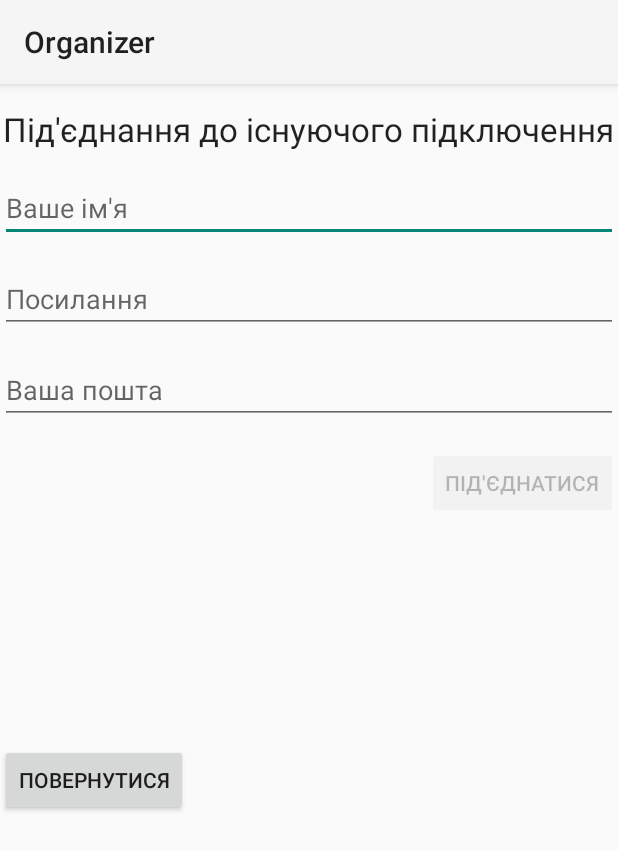
After one commit to KotDerTar/ProANN, an Android app: the ExistConnectionActivity screen opened directly, with no data from a screen before it, on a phone screen of 412 x 824 dp. The commit adds this screen. Shown: the top 850 px of the screen. Run offline under Robolectric (Android 15) with nearby library versions, the phone set to English and light mode, and no system bars.

Commit message:
exist connection button

```diff
--- a/Organizer/app/src/main/AndroidManifest.xml
+++ b/Organizer/app/src/main/AndroidManifest.xml
@@ -16,6 +16,10 @@
                 <category android:name="android.intent.category.LAUNCHER" />
             </intent-filter>
         </activity>
+        <activity android:name=".ExistConnectionActivity">
+
+        </activity>
+
     </application>
 
 </manifest>
--- /dev/null
+++ b/Organizer/app/src/main/java/com/example/marko_polo/organizer/ExistConnectionActivity.java
@@ -0,0 +1,49 @@
+package com.example.marko_polo.organizer;
+
+import android.app.Activity;
+import android.content.Intent;
+import android.os.Bundle;
+import android.text.Editable;
+import android.text.TextWatcher;
+import android.view.View;
+import android.widget.Button;
+import android.widget.EditText;
+
+
+public class ExistConnectionActivity extends Activity {
+
+    EditText nameTxt, linkTxt, emailTxt;
+
+    @Override
+    protected void onCreate(Bundle savedInstanceState) {
+        super.onCreate(savedInstanceState);
+        setContentView(R.layout.activity_exist_connection);
+
+        nameTxt = (EditText) findViewById(R.id.txtName);
+        linkTxt = (EditText) findViewById(R.id.txtLink);
+        emailTxt = (EditText) findViewById(R.id.txtEmail);
+        final Button makeExistConnectionBtn = (Button) findViewById(R.id.btnMakeExistConnection);
+
+        nameTxt.addTextChangedListener(new TextWatcher() {
+            @Override
+            public void beforeTextChanged(CharSequence s, int start, int count, int after) {
+
+            }
+
+            @Override
+            public void onTextChanged(CharSequence s, int start, int before, int count) {
+                makeExistConnectionBtn.setEnabled(!nameTxt.getText().toString().trim().isEmpty());
+            }
+
+            @Override
+            public void afterTextChanged(Editable s) {
+
+            }
+        });
+    }
+
+    public void goBackToMyActivity (View v) {
+        Intent intent = new Intent(this, MyActivity.class);
+        startActivity(intent);
+    }
+}
--- a/Organizer/app/src/main/java/com/example/marko_polo/organizer/MyActivity.java
+++ b/Organizer/app/src/main/java/com/example/marko_polo/organizer/MyActivity.java
@@ -1,9 +1,11 @@
 package com.example.marko_polo.organizer;
 
 import android.app.Activity;
+import android.content.Intent;
 import android.os.Bundle;
 import android.view.Menu;
 import android.view.MenuItem;
+import android.view.View;
 
 
 public class MyActivity extends Activity {
@@ -33,4 +35,9 @@ public class MyActivity extends Activity {
         }
         return super.onOptionsItemSelected(item);
     }
+
+    public void goToExistConnectionActivity (View v) {
+        Intent intent = new Intent(this, ExistConnectionActivity.class);
+        startActivity(intent);
+    }
 }
--- /dev/null
+++ b/Organizer/app/src/main/res/layout/activity_exist_connection.xml
@@ -0,0 +1,57 @@
+<?xml version="1.0" encoding="utf-8"?>
+
+<LinearLayout xmlns:android="http://schemas.android.com/apk/res/android"
+    android:orientation="vertical" android:layout_width="fill_parent"
+    android:layout_height="match_parent">
+
+    <TextView
+        android:layout_width="wrap_content"
+        android:layout_height="wrap_content"
+        android:textAppearance="?android:attr/textAppearanceLarge"
+        android:id="@+id/textView"
+        android:layout_gravity="center_horizontal"
+        android:text="Під'єднання до існуючого підключення"
+        android:layout_marginTop="15dp" />
+
+    <EditText
+        android:layout_width="match_parent"
+        android:layout_height="wrap_content"
+        android:inputType="textPersonName"
+        android:ems="10"
+        android:id="@+id/txtName"
+        android:layout_marginTop="15dp"
+        android:hint="Ваше ім'я" />
+
+    <EditText
+        android:layout_width="match_parent"
+        android:layout_height="wrap_content"
+        android:id="@+id/txtLink"
+        android:layout_marginTop="15dp"
+        android:hint="Посилання" />
+
+    <EditText
+        android:layout_width="match_parent"
+        android:layout_height="wrap_content"
+        android:inputType="textEmailAddress"
+        android:ems="10"
+        android:id="@+id/txtEmail"
+        android:layout_marginTop="15dp"
+        android:hint="Ваша пошта" />
+
+    <Button
+        android:layout_width="wrap_content"
+        android:layout_height="wrap_content"
+        android:text="Під'єднатися"
+        android:id="@+id/btnMakeExistConnection"
+        android:layout_gravity="right"
+        android:layout_marginTop="15dp"
+        android:enabled="false" />
+
+    <Button
+        android:layout_width="wrap_content"
+        android:layout_height="wrap_content"
+        android:text="Повернутися"
+        android:id="@+id/btnBackToMyActivity"
+        android:layout_marginTop="150dp"
+        android:onClick="goBackToMyActivity" />
+</LinearLayout>
--- a/Organizer/app/src/main/res/layout/activity_my.xml
+++ b/Organizer/app/src/main/res/layout/activity_my.xml
@@ -6,18 +6,21 @@
     android:weightSum="1">
 
     <Button
-        android:layout_width="247dp"
+        android:layout_width="fill_parent"
         android:layout_height="wrap_content"
         android:text="СТВОРИТИ НОВУ СЕСІЮ"
         android:id="@+id/button2"
         android:layout_marginLeft="60dp"
-        android:layout_marginTop="120dp" />
+        android:layout_marginTop="120dp"
+        android:layout_marginRight="60dp" />
 
     <Button
-        android:layout_width="234dp"
+        android:layout_width="fill_parent"
         android:layout_height="wrap_content"
         android:text="ПІД'ЄДНАТИСЬ ДО ІСНУЮЧОЇ СЕСІЇ"
-        android:id="@+id/button4"
+        android:id="@+id/btnBackToMyActivity"
         android:layout_marginLeft="65dp"
-        android:layout_marginTop="70dp" />
+        android:layout_marginTop="70dp"
+        android:onClick="goToExistConnectionActivity"
+        android:layout_marginRight="65dp" />
 </LinearLayout>
```
Also changed, not shown: 2 other files.
